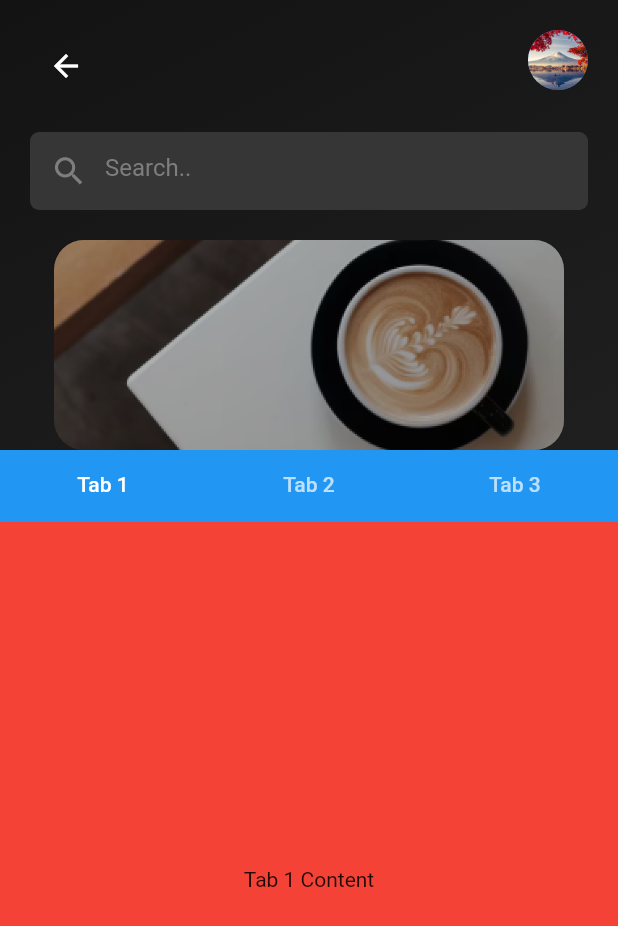
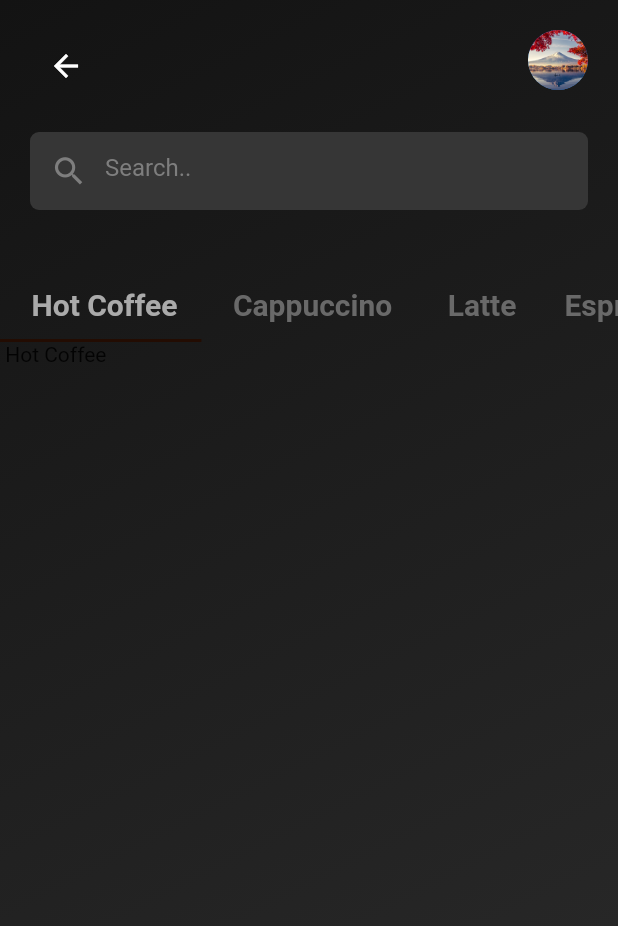
Before and after one commit to bimbo-ade/MyCoffee, a Flutter app: the HomeScreen screen opened directly, on a phone screen of 412 x 824 dp. Shown: the top 926 px of the screen. Run offline on Flutter 3.47's test engine with Material 2 defaults, Android fonts, the phone set to English and light mode, and no system bars.

Commit message:
display tabar

```diff
--- a/lib/home_screen.dart
+++ b/lib/home_screen.dart
@@ -72,22 +72,25 @@ class HomeScreen extends StatelessWidget {
                   ],
                 ),
               ),
-              Container(
-                width: 340,
-                height: 140,
-                decoration: BoxDecoration(
-                  borderRadius: BorderRadius.circular(20),
-                  image: const DecorationImage(
-                    image: AssetImage('assets/promo.png'),
-                    fit: BoxFit.cover,
-                  ),
-                ),
-                child: Container(
-                  decoration: BoxDecoration(
-                    color: Colors.black.withOpacity(0.3),
-                    borderRadius: BorderRadius.circular(20),
-                  ),
-                ),
+              // Container(
+              //   width: 340,
+              //   height: 140,
+              //   decoration: BoxDecoration(
+              //     borderRadius: BorderRadius.circular(20),
+              //     image: const DecorationImage(
+              //       image: AssetImage('assets/promo.png'),
+              //       fit: BoxFit.cover,
+              //     ),
+              //   ),
+              //   child: Container(
+              //     decoration: BoxDecoration(
+              //       color: Colors.black.withOpacity(0.3),
+              //       borderRadius: BorderRadius.circular(20),
+              //     ),
+              //   ),
+              // ),
+              const SizedBox(
+                height: 20,
               ),
               const Expanded(child: ListMenu()),
             ],
--- a/lib/list_menu.dart
+++ b/lib/list_menu.dart
@@ -5,33 +5,39 @@ class ListMenu extends StatelessWidget {
 
   @override
   Widget build(BuildContext context) {
-    return DefaultTabController(
-      length: 3,
-      child: Container(
-        color: Colors.red,
+    return const DefaultTabController(
+      length: 6,
       child: Column(
         children: [
-            Container(
-              color: Colors.blue,
-              child: const TabBar(
+          TabBar(
+            isScrollable: true,
+            labelColor: Color.fromARGB(255, 170, 170, 170),
+            unselectedLabelColor: Color.fromARGB(255, 105, 105, 105),
+            indicator: UnderlineTabIndicator(
+                borderSide: BorderSide(color: Color(0xFF230C02), width: 2)),
+            labelStyle: TextStyle(fontSize: 20, fontWeight: FontWeight.bold),
             tabs: [
-                  Tab(text: 'Tab 1'),
-                  Tab(text: 'Tab 2'),
-                  Tab(text: 'Tab 3'),
+              Tab(text: ' Hot Coffee'),
+              Tab(text: ' Cappuccino'),
+              Tab(text: ' Latte'),
+              Tab(text: 'Espresso'),
+              Tab(text: 'Americano'),
+              Tab(text: 'Black Coffee'),
             ],
-              ),
           ),
           const Expanded(
             child: TabBarView(
               children: [
-                  Center(child: Text('Tab 1 Content')),
-                  Center(child: Text('Tab 2 Content')),
-                  Center(child: Text('Tab 3 Content')),
+                Text(' Hot Coffee'),
+                Text(' Cappuccino'),
+                Text(' Latte'),
+                Text('Espresso'),
+                Text('Americano'),
+                Text('Black Coffee'),
               ],
             ),
           ),
         ],
-        ),
       ),
     );
   }
```
Lines whose indentation alone changed are shown as unchanged.
